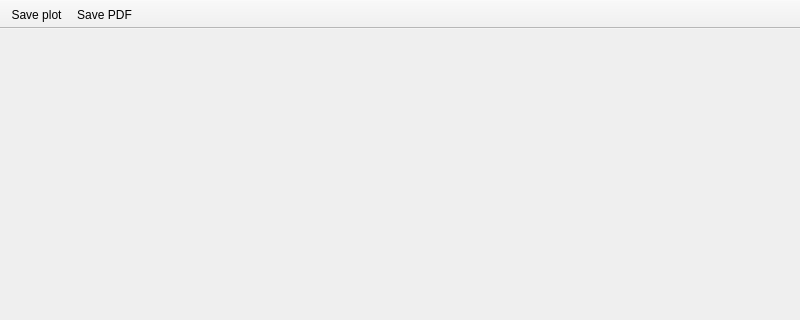
Old version of the form gnuplotwidget.ui in the repository aportelli/Plateau; both pictures show x 0 to 800 and y 0 to 320 of the 800 by 600 pixel window.
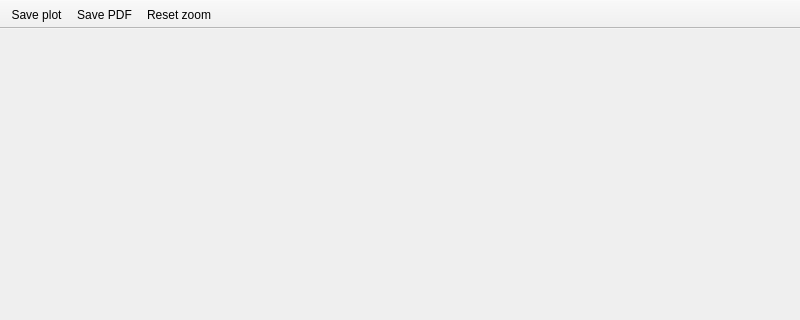
New version of the form.

Patch:
```diff
--- a/gnuplotwidget.ui
+++ b/gnuplotwidget.ui
@@ -31,6 +31,7 @@
    </attribute>
    <addaction name="actionSavePlot"/>
    <addaction name="actionSavePDF"/>
+   <addaction name="actionResetZoom"/>
   </widget>
   <widget class="QToolBar" name="mouseToolBar">
    <property name="windowTitle">
@@ -56,6 +57,11 @@
     <string>Save plot</string>
    </property>
   </action>
+  <action name="actionResetZoom">
+   <property name="text">
+    <string>Reset zoom</string>
+   </property>
+  </action>
  </widget>
  <resources/>
  <connections>
```
Left out of the diff: 17 changed lines with no effect on the pictures.
